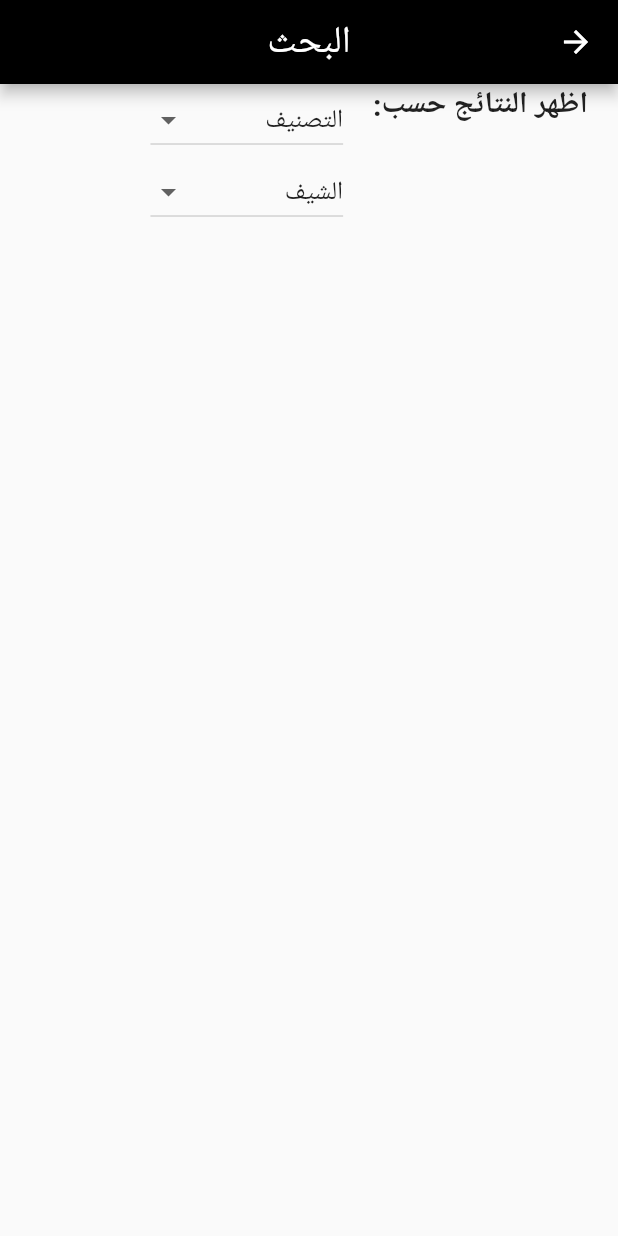
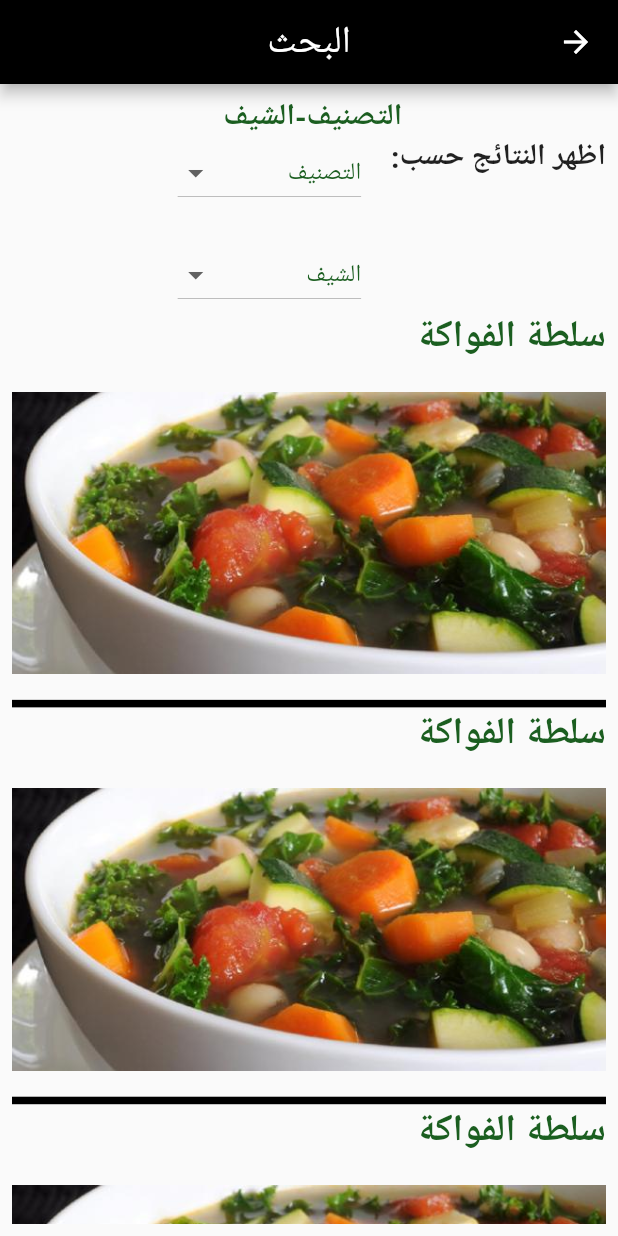
Before and after one commit to abdo-ahmed-id/foood_app, a Flutter app: the SearchPage screen opened by its route, on a phone screen of 412 x 824 dp. Run offline on Flutter 3.47's test engine with Material 2 defaults, Android fonts, the phone set to English and light mode, and no system bars; our stand-ins replace firebase_auth, firebase_core, flutter_modular, google_fonts, google_sign_in; missing offline and left inert: flutter_facebook_auth; accounts and stored records are empty; Roboto replaces fonts that are missing (Cairo).

Commit message:
search_page.dart

```diff
--- a/lib/modules/search/search_page.dart
+++ b/lib/modules/search/search_page.dart
@@ -1,4 +1,8 @@
 import 'package:flutter/material.dart';
+import 'package:flutter_modular/flutter_modular.dart';
+import 'package:foood_app/helpers/app_theme.dart';
+import 'package:foood_app/helpers/assets_helper.dart';
+import 'package:foood_app/helpers/routes.dart';
 import 'package:google_fonts/google_fonts.dart';
 
 class SearchPage extends StatefulWidget {
@@ -36,16 +40,25 @@ class _SearchPageState extends State<SearchPage> {
         ),
         centerTitle: true,
       ),
-      body: Row(
+      body: Padding(
+        padding: const EdgeInsets.all(8.0),
+        child: Column(
+          children: [
+            Text(
+              '$selectedKind-$selectedChef ',
+              style: GoogleFonts.cairo(
+                  fontSize: 20,
+                  fontWeight: FontWeight.bold,
+                  color: AppTheme.fontColor),
+            ),
+            Row(
               mainAxisAlignment: MainAxisAlignment.start,
               crossAxisAlignment: CrossAxisAlignment.start,
               children: [
-          SizedBox(
-            width: 20,
-          ),
                 Text(
                   'اظهر النتائج حسب:    ',
-            style: GoogleFonts.cairo(fontSize: 20, fontWeight: FontWeight.bold),
+                  style: GoogleFonts.cairo(
+                      fontSize: 20, fontWeight: FontWeight.bold),
                 ),
                 Column(
                   children: [
@@ -64,6 +77,11 @@ class _SearchPageState extends State<SearchPage> {
                         });
                       },
                       value: selectedKind,
+                      style: TextStyle(color: AppTheme.fontColor, fontSize: 16),
+                      dropdownColor: Colors.black,
+                    ),
+                    SizedBox(
+                      height: 20,
                     ),
                     DropdownButton(
                       items: chef
@@ -80,27 +98,53 @@ class _SearchPageState extends State<SearchPage> {
                         });
                       },
                       value: selectedChef,
+                      style: TextStyle(color: AppTheme.fontColor, fontSize: 16),
+                      dropdownColor: Colors.black,
                     ),
-              // DropdownButton(
-              //   items: kinds
-              //       .map(
-              //         (kind) => DropdownMenuItem(
-              //           value: kind,
-              //           child: Text(kind),
-              //         ),
-              //       )
-              //       .toList(),
-              //   onChanged: (val) {
-              //     setState(() {
-              //       selectedKind = val;
-              //     });
-              //   },
-              //   value: selectedKind,
-              // ),
                   ],
                 ),
               ],
             ),
+            Expanded(
+              child: ListView.builder(
+                itemCount: 7,
+                itemBuilder: (BuildContext context, int index) => InkWell(
+                  onTap: () {
+                    Modular.to.pushNamed(Routes.componentPage);
+                  },
+                  child: Column(
+                    crossAxisAlignment: CrossAxisAlignment.start,
+                    children: [
+                      Text(
+                        'سلطة الفواكة',
+                        style: GoogleFonts.cairo(
+                            fontSize: 25,
+                            color: AppTheme.fontColor,
+                            fontWeight: FontWeight.bold),
+                      ),
+                      SizedBox(
+                        height: 20,
+                      ),
+                      Container(
+                        child: Image.asset(AssetsHelper.soap),
+                        width: double.infinity,
+                      ),
+                      SizedBox(
+                        height: 20,
+                      ),
+                      Divider(
+                        height: 2,
+                        thickness: 5,
+                        color: Colors.black,
+                      ),
+                    ],
+                  ),
+                ),
+              ),
+            )
+          ],
+        ),
+      ),
     );
   }
 }
```
Also changed, not shown: lib/modules/categories/mainfood/mainfood_page.dart (+25 -11 lines). Lines whose indentation alone changed are shown as unchanged.
